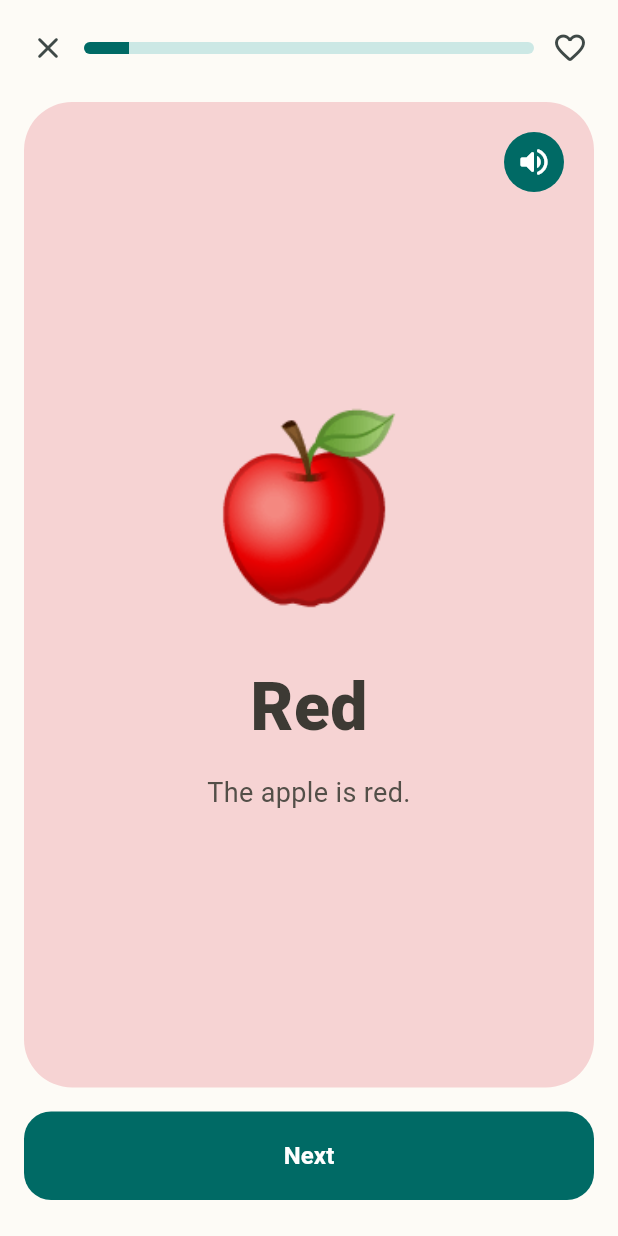
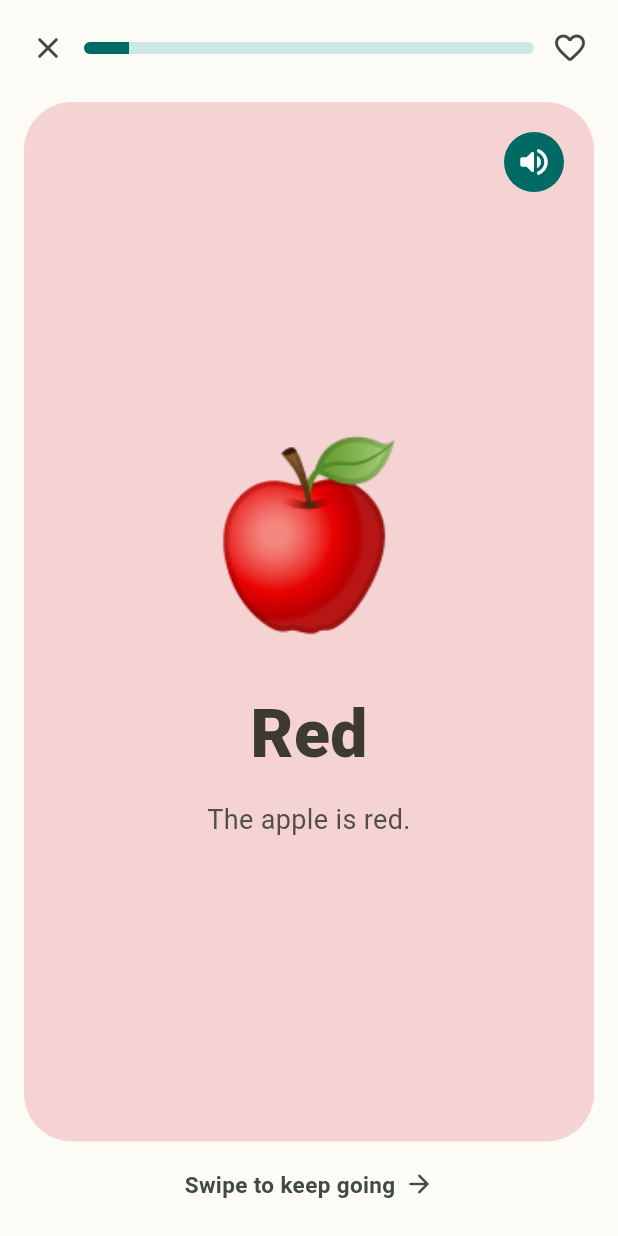
Before and after one commit to damiapp/kids-books, a Flutter app: the LessonScreen screen opened directly with sample values from the repository, on a phone screen of 412 x 824 dp. Run offline on Flutter 3.47's test engine with Material 3 defaults, Android fonts, the phone set to English and light mode, and no system bars; our stand-ins replace firebase_auth, firebase_core, flutter_tts, shared_preferences; missing offline and left inert: purchases_flutter; accounts and stored records are empty.

Commit message:
Swipe through lessons; practice steps block the swipe until answered
Replaces the Next button on learn steps with swiping. The learn step
(picture + word, e.g. Yellow) swipes freely; the practice step that
follows it — "which one did you hear?" — is a wall: PageView physics
drop to NeverScrollableScrollPhysics until that step's correct choice
is tapped, so the question can't be skipped. Answering still shows the
green tick and auto-advances, so a child never has to discover the
swipe to get through a question.

Learn steps get an animated "Swipe to keep going" hint, since a
three-year-old won't guess the gesture from a blank screen.

Also moves markCompleted out of _onPageChanged into _finishLesson.
It was firing when you *landed* on the final question, which meant the
last practice step counted as done without ever being answered — the
swipe gate made that reachable-but-unanswered state obvious.

Bumps to 0.8.0+15.
Co-Authored-By: Claude Opus 5 <noreply@anthropic.com>
Claude-Session: https://claude.ai/code/session_01HfN1WFWwEEC8eDXrWps3Gx

```diff
--- a/lib/screens/lesson_screen.dart
+++ b/lib/screens/lesson_screen.dart
@@ -58,6 +58,13 @@ class _LessonScreenState extends State<LessonScreen> {
   final _narration = NarrationService();
   late int _index;
 
+  /// Practice steps answered correctly this sitting. A practice step that
+  /// isn't in here can't be swiped past — the question has to be answered.
+  final Set<int> _answered = {};
+
+  bool get _canSwipe =>
+      _steps[_index] is! _PracticeStep || _answered.contains(_index);
+
   @override
   void initState() {
     super.initState();
@@ -80,6 +87,11 @@ class _LessonScreenState extends State<LessonScreen> {
     }
   }
 
+  void _onAnswered(int stepIndex) {
+    setState(() => _answered.add(stepIndex));
+    _goToStep(stepIndex + 1);
+  }
+
   void _goToStep(int i) {
     if (i >= _steps.length) {
       _finishLesson();
@@ -93,6 +105,9 @@ class _LessonScreenState extends State<LessonScreen> {
   }
 
   Future<void> _finishLesson() async {
+    // Completion is reaching the end, not landing on the last question —
+    // the final practice step still has to be answered to get here.
+    widget.progress.markCompleted(widget.lesson.id);
     await showDialog<void>(
       context: context,
       barrierDismissible: false,
@@ -116,9 +131,6 @@ class _LessonScreenState extends State<LessonScreen> {
     _narration.stop();
     setState(() => _index = i);
     widget.progress.setLastStep(widget.lesson.id, i);
-    if (i == _steps.length - 1) {
-      widget.progress.markCompleted(widget.lesson.id);
-    }
     _speakIfPractice(_steps[i]);
   }
 
@@ -178,7 +190,11 @@ class _LessonScreenState extends State<LessonScreen> {
                 Expanded(
                   child: PageView.builder(
                     controller: _controller,
-                    physics: const NeverScrollableScrollPhysics(),
+                    // Learn steps swipe freely; an unanswered practice step
+                    // is a wall until the right picture is tapped.
+                    physics: _canSwipe
+                        ? const PageScrollPhysics()
+                        : const NeverScrollableScrollPhysics(),
                     onPageChanged: _onPageChanged,
                     itemCount: _steps.length,
                     itemBuilder: (context, i) {
@@ -187,10 +203,8 @@ class _LessonScreenState extends State<LessonScreen> {
                         _LearnStep() => _LearnView(
                             word: step.word,
                             isSpeaking: _narration.isSpeaking,
-                            isLastStep: i == _steps.length - 1,
                             onSpeak: () => _toggleSpeak(
                                 '${step.word.word}. ${step.word.text}'),
-                            onNext: () => _goToStep(i + 1),
                           ),
                         _PracticeStep() => _PracticeView(
                             key: ValueKey('practice-$i-${step.target.word}'),
@@ -199,7 +213,7 @@ class _LessonScreenState extends State<LessonScreen> {
                             isSpeaking: _narration.isSpeaking,
                             onReplay: () =>
                                 _narration.speak(step.target.word),
-                            onCorrect: () => _goToStep(i + 1),
+                            onCorrect: () => _onAnswered(i),
                           ),
                       };
                     },
@@ -218,16 +232,12 @@ class _LearnView extends StatelessWidget {
   const _LearnView({
     required this.word,
     required this.isSpeaking,
-    required this.isLastStep,
     required this.onSpeak,
-    required this.onNext,
   });
 
   final LessonWord word;
   final bool isSpeaking;
-  final bool isLastStep;
   final VoidCallback onSpeak;
-  final VoidCallback onNext;
 
   @override
   Widget build(BuildContext context) {
@@ -288,22 +298,63 @@ class _LearnView extends StatelessWidget {
               ),
             ),
           ),
-          const SizedBox(height: 16),
-          SizedBox(
-            width: double.infinity,
-            child: FilledButton(
-              onPressed: onNext,
-              style: FilledButton.styleFrom(
-                padding: const EdgeInsets.symmetric(vertical: 18),
-                shape:
-                    RoundedRectangleBorder(borderRadius: BorderRadius.circular(18)),
-              ),
-              child: Text(
-                isLastStep ? 'Finish' : 'Next',
-                style: const TextStyle(fontSize: 16, fontWeight: FontWeight.w700),
-              ),
+          const SizedBox(height: 18),
+          const _SwipeHint(),
+        ],
+      ),
+    );
+  }
+}
+
+/// Nudges the swipe, since a three-year-old won't guess it. Drifts right
+/// and back so it reads as "keep going this way".
+class _SwipeHint extends StatefulWidget {
+  const _SwipeHint();
+
+  @override
+  State<_SwipeHint> createState() => _SwipeHintState();
+}
+
+class _SwipeHintState extends State<_SwipeHint>
+    with SingleTickerProviderStateMixin {
+  late final AnimationController _controller = AnimationController(
+    vsync: this,
+    duration: const Duration(milliseconds: 900),
+  )..repeat(reverse: true);
+
+  late final Animation<double> _drift = CurvedAnimation(
+    parent: _controller,
+    curve: Curves.easeInOut,
+  );
+
+  @override
+  void dispose() {
+    _controller.dispose();
+    super.dispose();
+  }
+
+  @override
+  Widget build(BuildContext context) {
+    final color = Theme.of(context).colorScheme.onSurfaceVariant;
+    return AnimatedBuilder(
+      animation: _drift,
+      builder: (context, child) => Transform.translate(
+        offset: Offset(_drift.value * 12, 0),
+        child: child,
+      ),
+      child: Row(
+        mainAxisAlignment: MainAxisAlignment.center,
+        children: [
+          Text(
+            'Swipe to keep going',
+            style: TextStyle(
+              fontSize: 15,
+              fontWeight: FontWeight.w700,
+              color: color,
             ),
           ),
+          const SizedBox(width: 6),
+          Icon(Icons.arrow_forward_rounded, size: 20, color: color),
         ],
       ),
     );
--- a/pubspec.yaml
+++ b/pubspec.yaml
@@ -5,7 +5,7 @@ publish_to: "none"
 # MINOR when a roadmap phase ships (see README), and always bump the build
 # number (+N, after the +) on every push — that's what makes each APK
 # install as an update on a phone instead of needing an uninstall first.
-version: 0.7.2+14
+version: 0.8.0+15
 
 environment:
   sdk: ">=3.6.0 <4.0.0"
```
Also changed, not shown: 1 other file.
